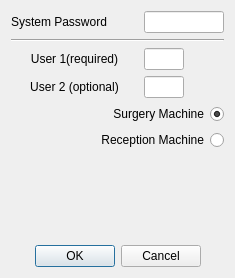
This is src/openmolar/qt-designer/startscreen.ui in rowinggolfer/openmolar1 as Qt 5 draws it before an edit. The edited form follows.
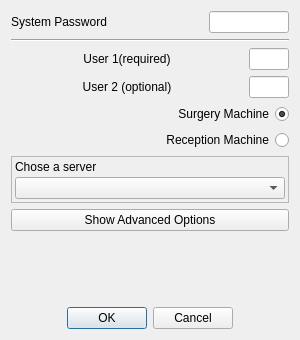
This is the edited form. Icons and pictures are not drawn.

Commit message: multiple server support at login

Patch:
```diff
--- a/src/openmolar/qt-designer/startscreen.ui
+++ b/src/openmolar/qt-designer/startscreen.ui
@@ -9,14 +9,14 @@
    <rect>
     <x>0</x>
     <y>0</y>
-    <width>235</width>
-    <height>278</height>
+    <width>300</width>
+    <height>340</height>
    </rect>
   </property>
   <property name="minimumSize">
    <size>
-    <width>217</width>
-    <height>258</height>
+    <width>300</width>
+    <height>340</height>
    </size>
   </property>
   <property name="windowTitle">
@@ -26,7 +26,7 @@
    <iconset resource="../resources/resources.qrc">
     <normaloff>:/openmolar.svg</normaloff>:/openmolar.svg</iconset>
   </property>
-  <layout class="QGridLayout" name="gridLayout">
+  <layout class="QGridLayout" name="gridLayout_2">
    <item row="0" column="0">
     <widget class="QLabel" name="label_3">
      <property name="layoutDirection">
@@ -69,7 +69,9 @@
      </property>
     </widget>
    </item>
-   <item row="2" column="0">
+   <item row="2" column="0" colspan="2">
+    <layout class="QGridLayout" name="gridLayout">
+     <item row="0" column="0">
     <widget class="QLabel" name="label">
      <property name="layoutDirection">
       <enum>Qt::LeftToRight</enum>
@@ -82,7 +84,7 @@
      </property>
     </widget>
    </item>
-   <item row="2" column="1">
+     <item row="0" column="1">
     <widget class="QLineEdit" name="user1_lineEdit">
      <property name="maximumSize">
       <size>
@@ -95,7 +97,7 @@
      </property>
     </widget>
    </item>
-   <item row="3" column="0">
+     <item row="1" column="0">
     <widget class="QLabel" name="label_2">
      <property name="layoutDirection">
       <enum>Qt::LeftToRight</enum>
@@ -108,7 +110,7 @@
      </property>
     </widget>
    </item>
-   <item row="3" column="1">
+     <item row="1" column="1">
     <widget class="QLineEdit" name="user2_lineEdit">
      <property name="maximumSize">
       <size>
@@ -121,7 +123,7 @@
      </property>
     </widget>
    </item>
-   <item row="4" column="0" colspan="2">
+     <item row="2" column="0" colspan="2">
     <widget class="QRadioButton" name="surgery_radioButton">
      <property name="layoutDirection">
       <enum>Qt::RightToLeft</enum>
@@ -134,7 +136,7 @@
      </property>
     </widget>
    </item>
-   <item row="5" column="0" colspan="2">
+     <item row="3" column="0" colspan="2">
     <widget class="QRadioButton" name="reception_radioButton">
      <property name="layoutDirection">
       <enum>Qt::RightToLeft</enum>
@@ -144,20 +146,22 @@
      </property>
     </widget>
    </item>
-   <item row="6" column="0">
-    <spacer name="verticalSpacer">
+    </layout>
+   </item>
+   <item row="5" column="0" colspan="2">
+    <spacer name="verticalSpacer_2">
      <property name="orientation">
       <enum>Qt::Vertical</enum>
      </property>
      <property name="sizeHint" stdset="0">
       <size>
        <width>20</width>
-       <height>32</height>
+       <height>40</height>
       </size>
      </property>
     </spacer>
    </item>
-   <item row="7" column="0" colspan="2">
+   <item row="6" column="0" colspan="2">
     <widget class="QDialogButtonBox" name="buttonBox">
      <property name="orientation">
       <enum>Qt::Horizontal</enum>
@@ -170,6 +174,51 @@
      </property>
     </widget>
    </item>
+   <item row="3" column="0" colspan="2">
+    <widget class="QFrame" name="options_frame">
+     <property name="frameShape">
+      <enum>QFrame::StyledPanel</enum>
+     </property>
+     <property name="frameShadow">
+      <enum>QFrame::Raised</enum>
+     </property>
+     <layout class="QVBoxLayout" name="verticalLayout">
+      <property name="spacing">
+       <number>3</number>
+      </property>
+      <property name="margin">
+       <number>3</number>
+      </property>
+      <item>
+       <widget class="QLabel" name="label_4">
+        <property name="text">
+         <string>Chose a server</string>
+        </property>
+       </widget>
+      </item>
+      <item>
+       <widget class="QComboBox" name="server_comboBox"/>
+      </item>
+     </layout>
+    </widget>
+   </item>
+   <item row="4" column="0" colspan="2">
+    <widget class="QPushButton" name="options_pushButton">
+     <property name="sizePolicy">
+      <sizepolicy hsizetype="Preferred" vsizetype="Fixed">
+       <horstretch>0</horstretch>
+       <verstretch>0</verstretch>
+      </sizepolicy>
+     </property>
+     <property name="text">
+      <string>Show Advanced Options</string>
+     </property>
+     <property name="icon">
+      <iconset resource="../resources/resources.qrc">
+       <normaloff>:/down.png</normaloff>:/down.png</iconset>
+     </property>
+    </widget>
+   </item>
   </layout>
  </widget>
  <resources>
```
Lines whose indentation alone changed are shown as unchanged. The commit also changes 9 other files.
